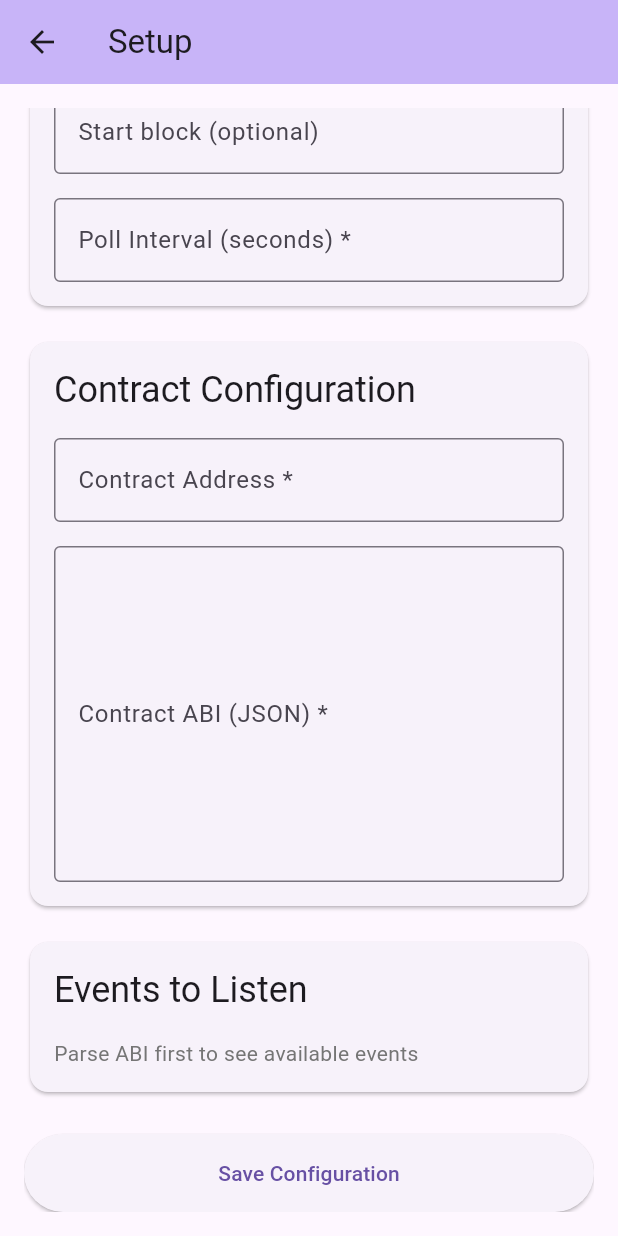
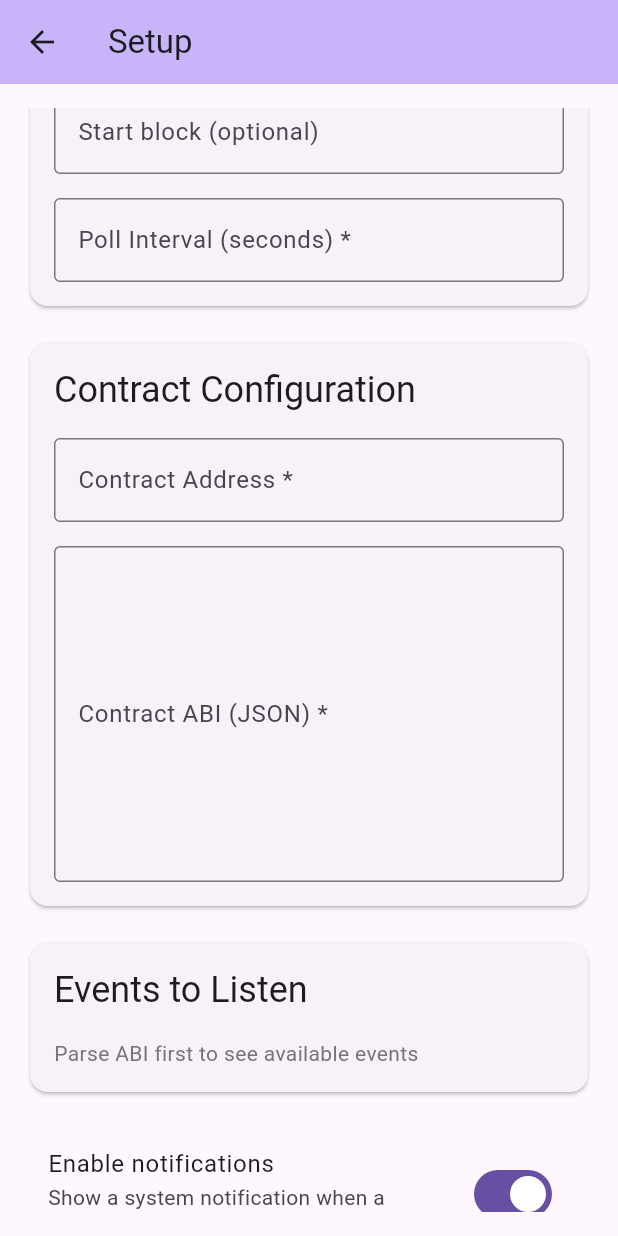
Before and after one commit to peerchemist/evmrider, a Flutter app: the SetupScreen screen opened directly, scrolled down 224 dp, on a phone screen of 412 x 824 dp. Run offline on Flutter 3.47's test engine with Material 3 defaults, Android fonts, the phone set to English and light mode, and no system bars; our stand-ins replace flutter_local_notifications, shared_preferences; missing offline and left inert: wallet, web3dart; accounts and stored records are empty.

Commit message:
Add local notifications for contract events

```diff
--- a/lib/models/config.dart
+++ b/lib/models/config.dart
@@ -10,6 +10,7 @@ class EthereumConfig {
   final int startBlock;
   final int? lastBlock;
   final int pollIntervalSeconds;
+  final bool notificationsEnabled;
 
   EthereumConfig({
     required this.rpcEndpoint,
@@ -20,6 +21,7 @@ class EthereumConfig {
     this.startBlock = 0,
     this.lastBlock,
     this.pollIntervalSeconds = 5,
+    this.notificationsEnabled = true,
   });
 
   bool isValid() {
@@ -38,6 +40,7 @@ class EthereumConfig {
     'startBlock': startBlock,
     'lastBlock': lastBlock,
     'pollIntervalSeconds': pollIntervalSeconds,
+    'notificationsEnabled': notificationsEnabled,
   };
 
   factory EthereumConfig.fromJson(Map<String, dynamic> json) => EthereumConfig(
@@ -49,6 +52,7 @@ class EthereumConfig {
     startBlock: json['startBlock'] ?? 0,
     lastBlock: json['lastBlock'] ?? 0,
     pollIntervalSeconds: json['pollIntervalSeconds'] ?? 5,
+    notificationsEnabled: json['notificationsEnabled'] ?? true,
   );
 
   Future<void> save() async {
--- a/lib/screens/eventlistenerscreen.dart
+++ b/lib/screens/eventlistenerscreen.dart
@@ -3,6 +3,7 @@ import 'package:evmrider/services/eventlistener.dart';
 import 'dart:async';
 import 'package:evmrider/models/event.dart';
 import 'package:evmrider/screens/setup.dart';
+import 'package:evmrider/services/notifications.dart';
 
 class EventListenerScreen extends StatefulWidget {
   final EthereumEventService? eventService;
@@ -225,10 +226,14 @@ class _EventListenerScreenState extends State<EventListenerScreen> {
     if (_isListening) return;
 
     try {
+      await NotificationService.instance.requestPermissionsIfNeeded();
       await _eventSubscription?.cancel();
       _eventSubscription = widget.eventService!.listen().listen(
         (event) {
           if (!mounted) return;
+          if (widget.eventService?.config.notificationsEnabled ?? true) {
+            unawaited(NotificationService.instance.notifyEvent(event));
+          }
           setState(() {
             _events.insert(0, event);
             if (_events.length > _maxEvents) {
--- a/lib/screens/setup.dart
+++ b/lib/screens/setup.dart
@@ -27,6 +27,7 @@ class _SetupScreenState extends State<SetupScreen> {
   List<String> _availableEvents = [];
   Timer? _abiParseDebounce;
   bool _isSaving = false;
+  bool _notificationsEnabled = true;
 
   @override
   void initState() {
@@ -50,6 +51,7 @@ class _SetupScreenState extends State<SetupScreen> {
       text: widget.config?.pollIntervalSeconds.toString() ?? '',
     );
     _events = List.from(widget.config?.eventsToListen ?? []);
+    _notificationsEnabled = widget.config?.notificationsEnabled ?? true;
     _parseAbiForEvents(notify: false);
   }
 
@@ -288,6 +290,15 @@ class _SetupScreenState extends State<SetupScreen> {
                 ),
               ),
               SizedBox(height: 24),
+              SwitchListTile.adaptive(
+                title: const Text('Enable notifications'),
+                subtitle: const Text(
+                  'Show a system notification when a subscribed event fires.',
+                ),
+                value: _notificationsEnabled,
+                onChanged: _toggleNotifications,
+              ),
+              const SizedBox(height: 8),
               ElevatedButton(
                 onPressed: _isSaving ? null : _saveConfig,
                 style: ElevatedButton.styleFrom(
@@ -300,6 +311,10 @@ class _SetupScreenState extends State<SetupScreen> {
         ),
       ),
     );
+  }
+
+  void _toggleNotifications(bool enabled) {
+    setState(() => _notificationsEnabled = enabled);
   }
 
   Future<void> _saveConfig() async {
@@ -331,6 +346,7 @@ class _SetupScreenState extends State<SetupScreen> {
       eventsToListen: _events,
       startBlock: startBlock ?? 0,
       pollIntervalSeconds: pollInterval ?? 5,
+      notificationsEnabled: _notificationsEnabled,
     );
 
     try {
--- a/lib/services/eventlistener.dart
+++ b/lib/services/eventlistener.dart
@@ -295,6 +295,7 @@ class EthereumEventService {
         startBlock: _config.startBlock,
         lastBlock: blockNumber, // updated
         pollIntervalSeconds: _config.pollIntervalSeconds,
+        notificationsEnabled: _config.notificationsEnabled,
       );
 
       final prefs = await SharedPreferences.getInstance();
--- a/pubspec.yaml
+++ b/pubspec.yaml
@@ -16,7 +16,7 @@ publish_to: 'none' # Remove this line if you wish to publish to pub.dev
 # https://developer.apple.com/library/archive/documentation/General/Reference/InfoPlistKeyReference/Articles/CoreFoundationKeys.html
 # In Windows, build-name is used as the major, minor, and patch parts
 # of the product and file versions while build-number is used as the build suffix.
-version: 1.2.0+1
+version: 1.3.0+1
 
 environment:
   sdk: ^3.9.0
@@ -38,6 +38,7 @@ dependencies:
   web3dart: ^3.0.1
   http: ^1.6.0
   wallet: ^0.0.18
+  flutter_local_notifications: ^19.0.0
 
 dev_dependencies:
   flutter_test:
```
Also changed, not shown: lib/services/notifications.dart (added, +113 -0 lines), pubspec.lock, 3 other files.
